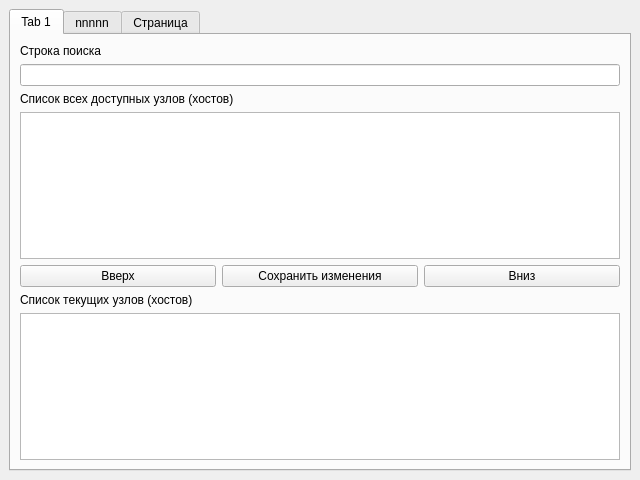
aleksey88bsuir/Network_monitoring, file ui/edit_and_view_window.ui: the form before one commit.
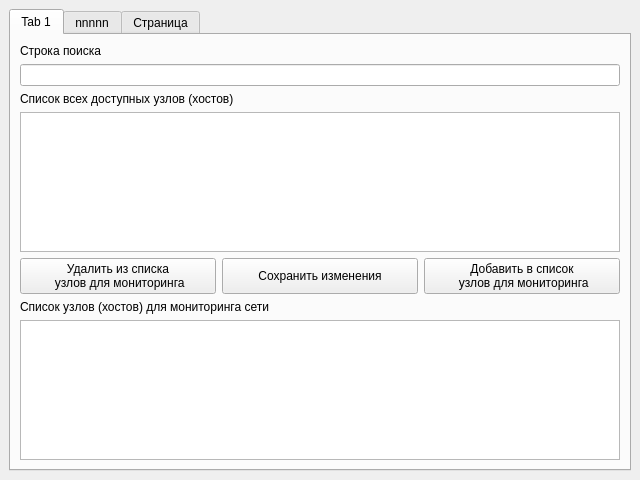
The form after the commit. The open tabs and pages were chosen to show the change.

```diff
--- a/ui/edit_and_view_window.ui
+++ b/ui/edit_and_view_window.ui
@@ -85,12 +85,19 @@
             <item>
              <widget class="QPushButton" name="b_up">
               <property name="text">
-               <string>Вверх</string>
+               <string>Удалить из списка 
+ узлов для мониторинга</string>
               </property>
              </widget>
             </item>
             <item>
              <widget class="QPushButton" name="b_save_changes">
+              <property name="sizePolicy">
+               <sizepolicy hsizetype="Minimum" vsizetype="Expanding">
+                <horstretch>0</horstretch>
+                <verstretch>0</verstretch>
+               </sizepolicy>
+              </property>
               <property name="text">
                <string>Сохранить изменения</string>
               </property>
@@ -99,7 +106,8 @@
             <item>
              <widget class="QPushButton" name="b_down">
               <property name="text">
-               <string>Вниз</string>
+               <string>Добавить в список 
+ узлов для мониторинга</string>
               </property>
              </widget>
             </item>
@@ -114,7 +122,7 @@
              </sizepolicy>
             </property>
             <property name="text">
-             <string>Список текущих узлов (хостов)</string>
+             <string>Список узлов (хостов) для мониторинга сети</string>
             </property>
            </widget>
           </item>
```
Left out of the diff: 4 changed lines with no effect on the pictures.
